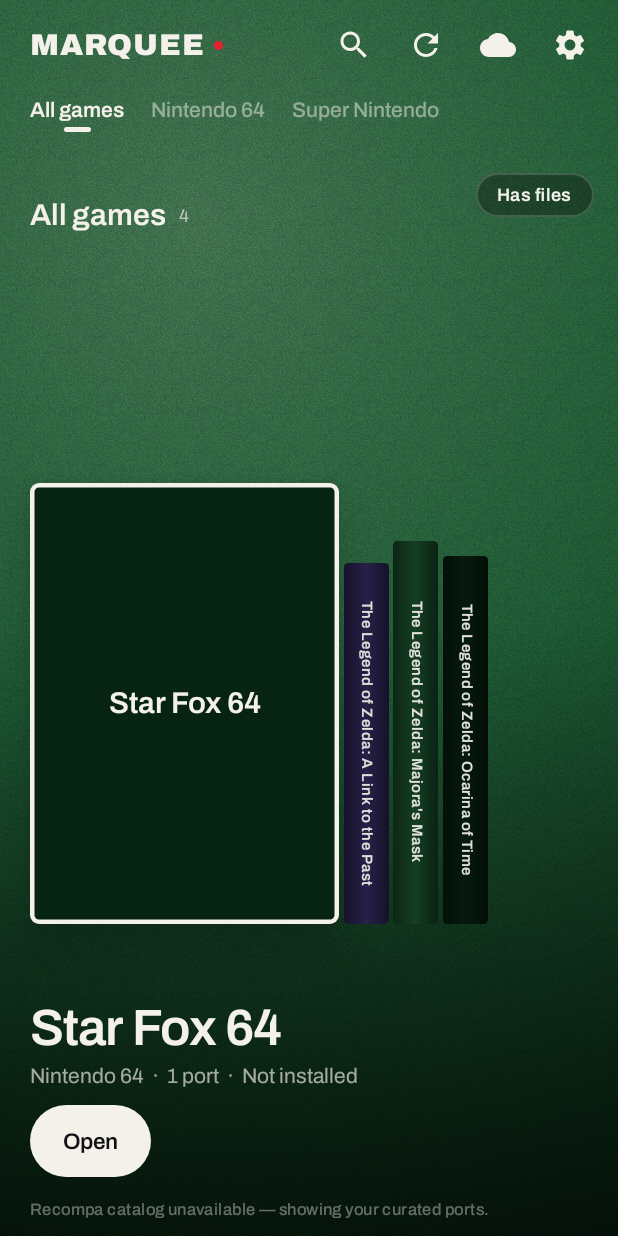
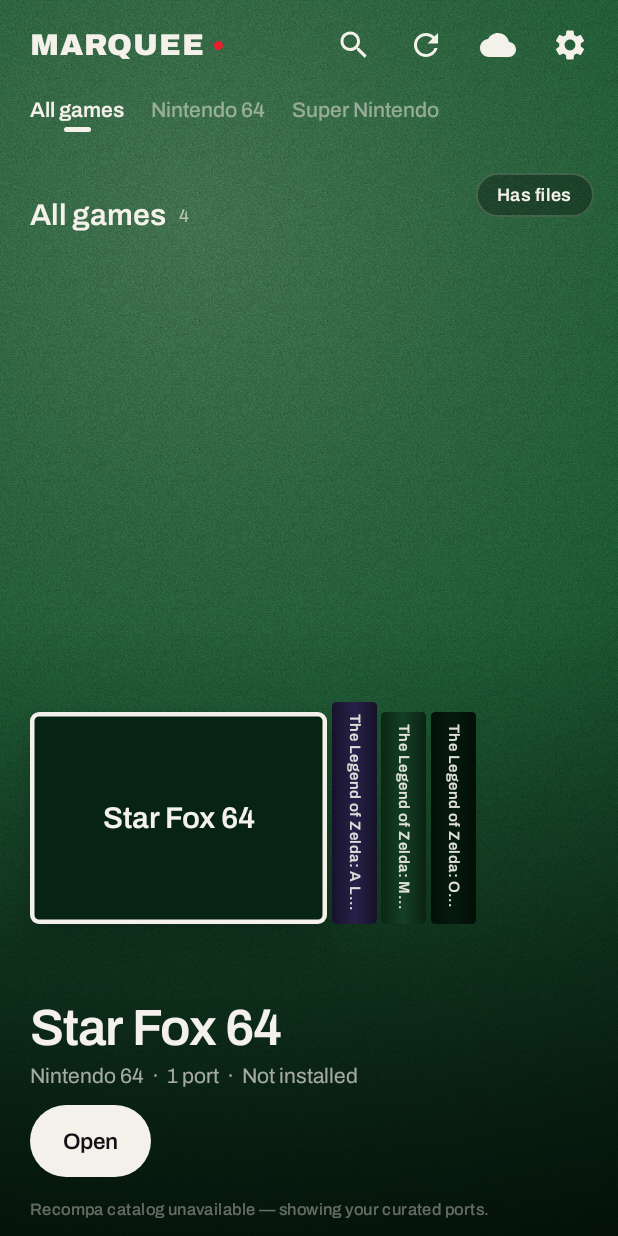
Before and after one commit to Garrietta/ONE-Launcher, an Android app built with Jetpack Compose: the screen it shows after launch (MainActivity), on a phone screen of 412 x 824 dp. Run offline under Robolectric (Android 15) with nearby library versions, the phone set to English and light mode, and no system bars; our stand-ins replace window size class; libraries missing offline, so code that uses them is left out: androidx.navigation, androidx.navigation.compose, androidx.window.layout; pictures from the network do not load; 3 statements that could not run were skipped.

Commit message:
v1.9.4: every game box at its real relative size and shape
The shelf takes each game's box from its platform's real retail box
(data/PlatformBox.kt, North American sizes in millimetres): a 3DS case
stands shorter than a PS2 case, a Switch case as tall as a PS4 case
but narrower, jewel cases and N64/SNES boxes open landscape, DOS and
Amiga big boxes are the tallest. One scale per list (shelfScale) lets
the tallest box fill the shelf while the widest cover still fits. A
spine is now as tall as its box, replacing the random height
variation.

Co-Authored-By: Claude Opus 5.5 <noreply@anthropic.com>
Claude-Session: https://claude.ai/code/session_01VroSTtbFG4pfnUE38UDqkC

```diff
--- a/app/build.gradle.kts
+++ b/app/build.gradle.kts
@@ -14,8 +14,8 @@ android {
         applicationId = "com.garrietta.one"
         minSdk = 26
         targetSdk = 34
-        versionCode = 26
-        versionName = "1.9.3"
+        versionCode = 27
+        versionName = "1.9.4"
 
         testInstrumentationRunner = "androidx.test.runner.AndroidJUnitRunner"
     }
--- /dev/null
+++ b/app/src/main/java/dev/one/launcher/data/PlatformBox.kt
@@ -0,0 +1,104 @@
+package dev.one.launcher.data
+
+/**
+ * The front of a retail game box, in millimetres (v1.9.4).
+ *
+ * The Library's shelf stands every game at its real box's height relative
+ * to the others and opens its cover at the box's real shape: a 3DS case is
+ * shorter than a PlayStation 2 case, a Switch case is as tall as a PS4
+ * case but narrower, and Nintendo 64 and Super Nintendo boxes are wider
+ * than they are tall, as they are on a real shelf.
+ */
+data class BoxSize(val width: Float, val height: Float) {
+    val aspect: Float get() = width / height
+}
+
+/**
+ * The box each platform's games are sold in. Sizes are the common North
+ * American retail boxes, rounded to the millimetre; a platform with no
+ * box of its own (arcade, an unknown name) gets a DVD case.
+ */
+object PlatformBox {
+
+    /** DVD keep case: PS2, Xbox, Xbox 360, Wii, GameCube, boxed PC games. */
+    val DVD = BoxSize(135f, 190f)
+
+    /** The shorter Blu-ray style case: PS3, PS4, PS5, Wii U, Xbox One, Xbox Series. */
+    val BLU_RAY = BoxSize(135f, 170f)
+
+    /** Switch and Switch 2: as tall as a Blu-ray case, much narrower. */
+    val SWITCH = BoxSize(105f, 170f)
+
+    /** DS and 3DS: nearly square, the shortest plastic case. */
+    val DS = BoxSize(125f, 137f)
+
+    val VITA = BoxSize(105f, 135f)
+
+    /** PSP's UMD case: tall and narrow. */
+    val PSP = BoxSize(104f, 180f)
+
+    /** CD jewel case, wider than tall: PlayStation, Dreamcast, Sega CD. */
+    val JEWEL = BoxSize(142f, 125f)
+
+    /** Cardboard, landscape. */
+    val N64 = BoxSize(178f, 127f)
+    val SNES = BoxSize(185f, 133f)
+
+    /** Cardboard, portrait. */
+    val NES = BoxSize(127f, 184f)
+
+    /** Small cardboard boxes. */
+    val GAME_BOY = BoxSize(114f, 127f)
+    val GBA = BoxSize(127f, 127f)
+
+    /** Plastic clamshell: Genesis, Master System, 32X. */
+    val CLAMSHELL = BoxSize(135f, 190f)
+
+    /** The PC big box of the DOS and Amiga years, the tallest on the shelf. */
+    val BIG_BOX = BoxSize(190f, 235f)
+
+    private val BY_ID: Map<String, BoxSize> = mapOf(
+        "ps1" to JEWEL,
+        "ps2" to DVD,
+        "ps3" to BLU_RAY,
+        "ps4" to BLU_RAY,
+        "psp" to PSP,
+        "psvita" to VITA,
+        "xbox" to DVD,
+        "xbox360" to DVD,
+        "wii" to DVD,
+        "gamecube" to DVD,
+        "wiiu" to BLU_RAY,
+        "switch" to SWITCH,
+        "switch2" to SWITCH,
+        "ds" to DS,
+        "3ds" to DS,
+        "n64" to N64,
+        "snes" to SNES,
+        "nes" to NES,
+        "gb" to GAME_BOY,
+        "gbc" to GAME_BOY,
+        "gba" to GBA,
+        "dreamcast" to JEWEL,
+        "genesis" to CLAMSHELL,
+        "mastersystem" to CLAMSHELL,
+        "32x" to CLAMSHELL
+    )
+
+    /** The box for a platform display name ("Nintendo 3DS", "PlayStation 2", "DOS" ...). */
+    fun forPlatform(platform: String?): BoxSize {
+        if (platform.isNullOrBlank()) return DVD
+        val lower = platform.lowercase()
+        // Names the catalog ids do not cover, checked first so "PlayStation 5"
+        // is not read as "PlayStation" and "Xbox One" not as "Xbox".
+        when {
+            "playstation 5" in lower || lower == "ps5" -> return BLU_RAY
+            "xbox one" in lower || "xbox series" in lower -> return BLU_RAY
+            lower == "dos" || "ms-dos" in lower || "amiga" in lower -> return BIG_BOX
+            "sega cd" in lower || "mega cd" in lower -> return JEWEL
+            "genesis" in lower -> return CLAMSHELL
+        }
+        CategoryPlatform.platformIdForCategory(platform)?.let { id -> BY_ID[id]?.let { return it } }
+        return DVD
+    }
+}
--- a/app/src/main/java/dev/one/launcher/ui/Shelf.kt
+++ b/app/src/main/java/dev/one/launcher/ui/Shelf.kt
@@ -63,7 +63,9 @@ import androidx.compose.ui.unit.dp
 import androidx.compose.ui.unit.sp
 import coil.compose.AsyncImage
 import coil.request.ImageRequest
+import dev.one.launcher.data.BoxSize
 import dev.one.launcher.data.GameEntry
+import dev.one.launcher.data.PlatformBox
 import dev.one.launcher.data.PlatformTint
 import dev.one.launcher.ui.theme.MarqueeInk
 import kotlinx.coroutines.Job
@@ -87,6 +89,10 @@ import kotlin.math.roundToInt
  * replaced folds back into a spine and flips away to the left. A fling
  * rolls on and slows down to stop exactly on a game.
  *
+ * Every box stands at its real size relative to the others (PlatformBox):
+ * a 3DS case is shorter than a PlayStation case, and a Nintendo 64 box
+ * opens wider than it is tall. A spine is as tall as its box's front.
+ *
  * Everything on the shelf is placed from one number, the shown position:
  * 3.0 means game 3 is open in the slot, 3.4 means game 3 is folding shut
  * while game 4 opens. The thumb and flings move a raw position, and
@@ -97,7 +103,6 @@ import kotlin.math.roundToInt
 
 /** Spine width on the shelf. */
 internal val SpineWidth = 30.dp
-internal const val CoverAspect = 0.70f
 private val SpineGap = 3.dp
 private val ShelfPadStart = 20.dp
 private val FrameWidth = 3.dp
@@ -155,8 +160,8 @@ internal fun shelfVisibility(index: Int, shown: Float, lead: Int = ShelfLead): F
     (1f - (shown - lead - index)).coerceIn(0f, 1f)
 
 /** Width of game [index]'s slot: a spine growing into the cover as it is pulled out. */
-internal fun shelfWidth(index: Int, shown: Float, m: ShelfMetrics): Float =
-    m.spine + (m.cover - m.spine) * shelfOpenness(index, shown)
+internal fun shelfWidth(index: Int, shown: Float, m: ShelfMetrics, cover: Float = m.cover): Float =
+    m.spine + (cover - m.spine) * shelfOpenness(index, shown)
 
 /**
  * Left edges, in pixels from the shelf's left edge, of games [first]..[last]
@@ -169,7 +174,13 @@ internal fun shelfWidth(index: Int, shown: Float, m: ShelfMetrics): Float =
  * and the incoming one grows into the slot behind it, so every edge moves
  * continuously.
  */
-internal fun shelfLefts(first: Int, last: Int, shown: Float, m: ShelfMetrics): FloatArray {
+internal fun shelfLefts(
+    first: Int,
+    last: Int,
+    shown: Float,
+    m: ShelfMetrics,
+    coverOf: (Int) -> Float = { m.cover }
+): FloatArray {
     val out = FloatArray((last - first + 1).coerceAtLeast(0))
     if (out.isEmpty()) return out
     val s = shown.coerceAtLeast(0f)
@@ -181,7 +192,7 @@ internal fun shelfLefts(first: Int, last: Int, shown: Float, m: ShelfMetrics): F
     var x = anchorLeft
     if (k in first..last) out[k - first] = x
     while (k < last) {
-        x += shelfWidth(k, s, m) + m.gap
+        x += shelfWidth(k, s, m, coverOf(k)) + m.gap
         k++
         if (k >= first) out[k - first] = x
     }
@@ -189,15 +200,20 @@ internal fun shelfLefts(first: Int, last: Int, shown: Float, m: ShelfMetrics): F
     x = anchorLeft
     while (k > first) {
         k--
-        x -= shelfWidth(k, s, m) + m.gap
+        x -= shelfWidth(k, s, m, coverOf(k)) + m.gap
         if (k <= last) out[k - first] = x
     }
     return out
 }
 
-/** Spines vary a little in height, like real boxes on a shelf. */
-internal fun spineHeightRatio(game: GameEntry): Float =
-    0.80f + ((game.key.hashCode() and 0x7) / 7f) * 0.12f
+/**
+ * Pixels per millimetre of real box: as large as the shelf allows, with
+ * the tallest box in the list standing the full [heightPx] and the widest
+ * cover no wider than [coverCapPx]. One scale for every box, so they keep
+ * their real sizes relative to each other.
+ */
+internal fun shelfScale(heightPx: Float, coverCapPx: Float, tallestMm: Float, widestMm: Float): Float =
+    min(heightPx / tallestMm, coverCapPx / widestMm)
 
 /** How long rolling [distance] games for a tap or a swipe across the title takes. */
 internal fun stepMillis(distance: Float): Int =
@@ -247,6 +263,12 @@ internal class ShelfState {
 }
 
 internal data class ShelfRoll(val index: Int, val serial: Int)
+
+/** The real box of every game in the list, with the tallest and widest, which set the shelf's scale. */
+private class ShelfBoxes(val sizes: List<BoxSize>) {
+    val tallest: Float = sizes.maxOfOrNull { it.height } ?: PlatformBox.DVD.height
+    val widest: Float = sizes.maxOfOrNull { it.width } ?: PlatformBox.DVD.width
+}
 
 /** The motion in progress, so a new one can stop it, and the list last shown. */
 private class ShelfMotion {
@@ -329,6 +351,8 @@ internal fun GameShelf(
         move { settle(to, stepMillis(abs(to - state.raw))) }
     }
 
+    val boxes = remember(games) { ShelfBoxes(games.map { PlatformBox.forPlatform(it.platform) }) }
+
     // Follow a selection made elsewhere (a collection, a search, a new
     // filter) by putting it in the slot at once.
     LaunchedEffect(games, selectedIndex, state.moving) {
@@ -380,20 +404,27 @@ internal fun GameShelf(
                 clipRect(top = -size.height, bottom = size.height * 2f) { this@drawWithContent.drawContent() }
             }
     ) {
-        val coverWidth: Dp = min(maxHeight.value * CoverAspect, maxWidth.value * 0.5f).dp
-        val coverHeight: Dp = coverWidth / CoverAspect
+        // Every box at its real size relative to the others: a 3DS case
+        // shorter than a PS2 case, an N64 box wider than it is tall.
+        val widthPx = constraints.maxWidth.toFloat()
+        val scale = shelfScale(
+            heightPx = constraints.maxHeight.toFloat(),
+            coverCapPx = widthPx * 0.5f,
+            tallestMm = boxes.tallest,
+            widestMm = boxes.widest
+        )
+        val coverOf = { k: Int -> boxes.sizes[k].width * scale }
+        val heightOf = { k: Int -> boxes.sizes[k].height * scale }
         val metrics = with(density) {
-            ShelfMetrics(SpineWidth.toPx(), coverWidth.toPx(), SpineGap.toPx(), ShelfPadStart.toPx())
+            ShelfMetrics(SpineWidth.toPx(), coverOf(state.selected.coerceIn(0, games.lastIndex)), SpineGap.toPx(), ShelfPadStart.toPx())
         }
-        val coverHeightPx = with(density) { coverHeight.toPx() }
-        val widthPx = constraints.maxWidth.toFloat()
 
         // Compose only the games near the slot; the range follows the
         // rounded position, so it changes once per step, not per frame.
         val near by remember { derivedStateOf { state.raw.roundToInt() } }
         val toRight = ceil((widthPx - metrics.padStart - metrics.lead * metrics.pitch - metrics.cover) / metrics.pitch).toInt()
         val first = (near - metrics.lead - 2).coerceAtLeast(0)
-        val last = (near + toRight.coerceAtLeast(0) + 2).coerceAtMost(games.lastIndex)
+        val last = (near + toRight.coerceAtLeast(0) + 3).coerceAtMost(games.lastIndex)
 
         Layout(
             modifier = Modifier.fillMaxSize(),
@@ -408,8 +439,8 @@ internal fun GameShelf(
                             open = { shelfOpenness(k, shelfShown(state.raw)) },
                             visible = { shelfVisibility(k, shelfShown(state.raw)) },
                             pop = { state.pop.value },
-                            coverWidth = coverWidth,
-                            coverHeight = coverHeight,
+                            coverWidth = with(density) { coverOf(k).toDp() },
+                            coverHeight = with(density) { heightOf(k).toDp() },
                             onClick = { if (k == state.selected) onOpen(k) else rollTo(k) }
                         )
                     }
@@ -417,14 +448,15 @@ internal fun GameShelf(
             }
         ) { measurables, constraints ->
             val shown = shelfShown(state.raw)
-            val lefts = shelfLefts(first, last, shown, metrics)
+            val lefts = shelfLefts(first, last, shown, metrics, coverOf)
+            // A box's spine is as tall as its front: pulling it out only widens it.
             val placeables = measurables.mapIndexed { j, measurable ->
                 val k = first + j
-                val open = shelfOpenness(k, shown)
-                val spineHeight = coverHeightPx * spineHeightRatio(games[k])
-                val height = spineHeight + (coverHeightPx - spineHeight) * open
                 measurable.measure(
-                    Constraints.fixed(shelfWidth(k, shown, metrics).roundToInt(), height.roundToInt())
+                    Constraints.fixed(
+                        shelfWidth(k, shown, metrics, coverOf(k)).roundToInt(),
+                        heightOf(k).roundToInt().coerceAtLeast(1)
+                    )
                 )
             }
             layout(constraints.maxWidth, constraints.maxHeight) {
```
Also changed, not shown: 2 other files.
